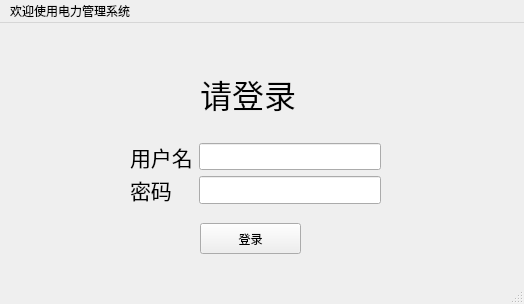
This is ElecSystem/mainwindow.ui in RongjunZhou/ElecSys as Qt 5 draws it before an edit. The edited form follows.
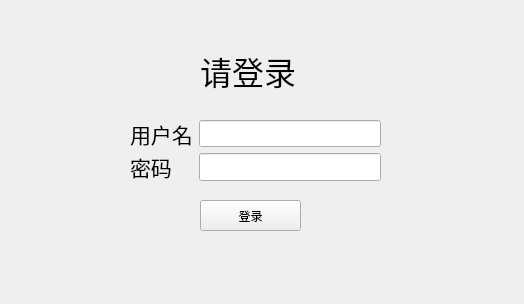
This is the edited form.

```diff
--- a/ElecSystem/mainwindow.ui
+++ b/ElecSystem/mainwindow.ui
@@ -116,23 +116,6 @@
     </property>
    </widget>
   </widget>
-  <widget class="QMenuBar" name="menubar">
-   <property name="geometry">
-    <rect>
-     <x>0</x>
-     <y>0</y>
-     <width>524</width>
-     <height>17</height>
-    </rect>
-   </property>
-   <widget class="QMenu" name="menu">
-    <property name="title">
-     <string>欢迎使用电力管理系统</string>
-    </property>
-   </widget>
-   <addaction name="menu"/>
-  </widget>
-  <widget class="QStatusBar" name="statusbar"/>
  </widget>
  <resources/>
  <connections/>
```
